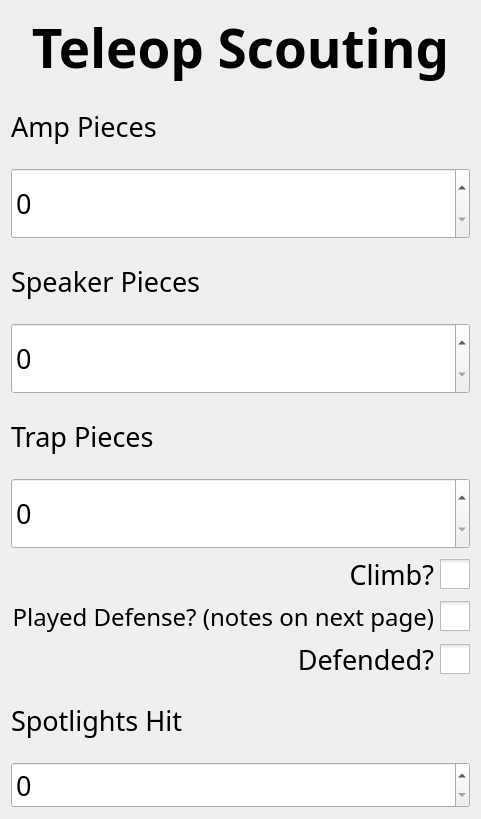
Before: the Qt Designer form ui/TeleScouting.ui in binex-dsk/QFRCScouter, drawn with Qt 5.
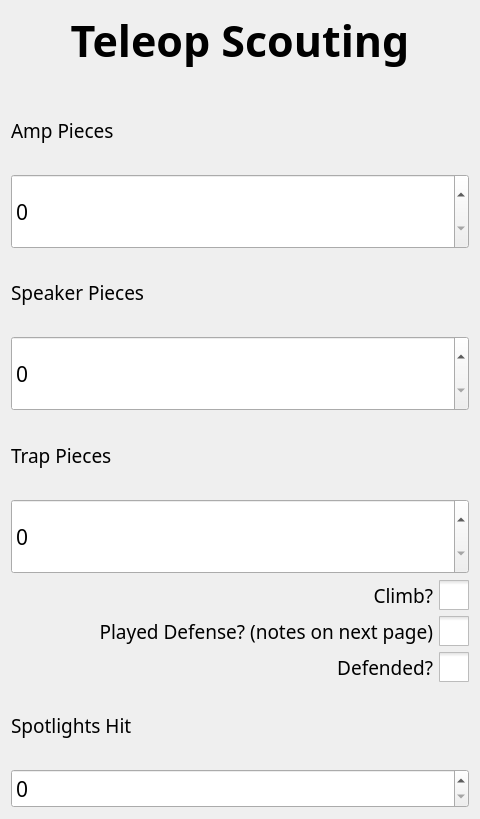
After: the same form once the commit is applied. Custom widgets are drawn as their Qt base class.

```diff
--- a/ui/TeleScouting.ui
+++ b/ui/TeleScouting.ui
@@ -25,7 +25,7 @@
      <property name="font">
       <font>
        <family>Noto Sans</family>
-       <pointsize>40</pointsize>
+       <pointsize>32</pointsize>
        <bold>true</bold>
       </font>
      </property>
@@ -48,7 +48,7 @@
      <property name="font">
       <font>
        <family>Noto Sans</family>
-       <pointsize>20</pointsize>
+       <pointsize>14</pointsize>
       </font>
      </property>
      <property name="text">
@@ -67,7 +67,7 @@
      <property name="font">
       <font>
        <family>Noto Sans</family>
-       <pointsize>20</pointsize>
+       <pointsize>16</pointsize>
       </font>
      </property>
     </widget>
@@ -77,7 +77,7 @@
      <property name="font">
       <font>
        <family>Noto Sans</family>
-       <pointsize>20</pointsize>
+       <pointsize>14</pointsize>
       </font>
      </property>
      <property name="text">
@@ -96,7 +96,7 @@
      <property name="font">
       <font>
        <family>Noto Sans</family>
-       <pointsize>20</pointsize>
+       <pointsize>16</pointsize>
       </font>
      </property>
     </widget>
@@ -106,7 +106,7 @@
      <property name="font">
       <font>
        <family>Noto Sans</family>
-       <pointsize>20</pointsize>
+       <pointsize>14</pointsize>
       </font>
      </property>
      <property name="text">
@@ -125,7 +125,7 @@
      <property name="font">
       <font>
        <family>Noto Sans</family>
-       <pointsize>20</pointsize>
+       <pointsize>16</pointsize>
       </font>
      </property>
     </widget>
@@ -135,7 +135,7 @@
      <property name="font">
       <font>
        <family>Sans Serif</family>
-       <pointsize>20</pointsize>
+       <pointsize>14</pointsize>
       </font>
      </property>
      <property name="layoutDirection">
@@ -160,7 +160,7 @@
      <property name="font">
       <font>
        <family>Sans Serif</family>
-       <pointsize>18</pointsize>
+       <pointsize>14</pointsize>
       </font>
      </property>
      <property name="layoutDirection">
@@ -182,6 +182,12 @@
    </item>
    <item>
     <widget class="QCheckBox" name="defended">
+     <property name="font">
+      <font>
+       <family>Noto Sans</family>
+       <pointsize>14</pointsize>
+      </font>
+     </property>
      <property name="layoutDirection">
       <enum>Qt::RightToLeft</enum>
      </property>
@@ -201,13 +207,26 @@
    </item>
    <item>
     <widget class="QLabel" name="label_9">
+     <property name="font">
+      <font>
+       <family>Noto Sans</family>
+       <pointsize>14</pointsize>
+      </font>
+     </property>
      <property name="text">
       <string>Spotlights Hit</string>
      </property>
     </widget>
    </item>
    <item>
-    <widget class="BetterSpinBox" name="spotlights"/>
+    <widget class="BetterSpinBox" name="spotlights">
+     <property name="font">
+      <font>
+       <family>Noto Sans</family>
+       <pointsize>16</pointsize>
+      </font>
+     </property>
+    </widget>
    </item>
   </layout>
  </widget>
```
